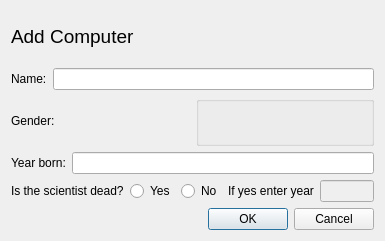
Old version of the form vln-vika3/vln3/addcomputerdialog.ui in the repository hoddiingi/vln1-2016.
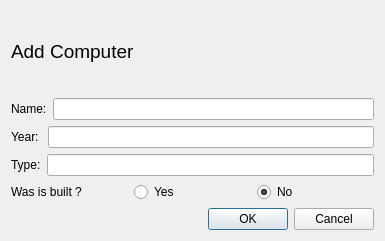
New version of the form.

Patch:
```diff
--- a/vln-vika3/vln3/addcomputerdialog.ui
+++ b/vln-vika3/vln3/addcomputerdialog.ui
@@ -47,32 +47,12 @@
        <item>
         <widget class="QLabel" name="label_2">
          <property name="text">
-          <string>Gender:</string>
+          <string>Year: </string>
          </property>
         </widget>
        </item>
        <item>
-        <widget class="QGroupBox" name="groupBox">
-         <property name="enabled">
-          <bool>true</bool>
-         </property>
-         <property name="title">
-          <string/>
-         </property>
-         <widget class="QLineEdit" name="addType">
-          <property name="enabled">
-           <bool>false</bool>
-          </property>
-          <property name="geometry">
-           <rect>
-            <x>226</x>
-            <y>15</y>
-            <width>62</width>
-            <height>20</height>
-           </rect>
-          </property>
-         </widget>
-        </widget>
+        <widget class="QLineEdit" name="addYear"/>
        </item>
       </layout>
      </item>
@@ -81,12 +61,12 @@
        <item>
         <widget class="QLabel" name="label_3">
          <property name="text">
-          <string>Year born:</string>
+          <string>Type:</string>
          </property>
         </widget>
        </item>
        <item>
-        <widget class="QLineEdit" name="addBirth"/>
+        <widget class="QLineEdit" name="addType"/>
        </item>
       </layout>
      </item>
@@ -95,7 +75,7 @@
        <item>
         <widget class="QLabel" name="label_4">
          <property name="text">
-          <string>Is the scientist dead?</string>
+          <string>Was is built ?</string>
          </property>
         </widget>
        </item>
@@ -114,19 +94,8 @@
          <property name="text">
           <string>No</string>
          </property>
-        </widget>
-       </item>
-       <item>
-        <widget class="QLabel" name="label_5">
-         <property name="text">
-          <string>If yes enter year</string>
-         </property>
-        </widget>
-       </item>
-       <item>
-        <widget class="QLineEdit" name="addDeath">
-         <property name="enabled">
-          <bool>false</bool>
+         <property name="checked">
+          <bool>true</bool>
          </property>
         </widget>
        </item>
```
Left out of the diff: 12 changed lines with no effect on the pictures.
